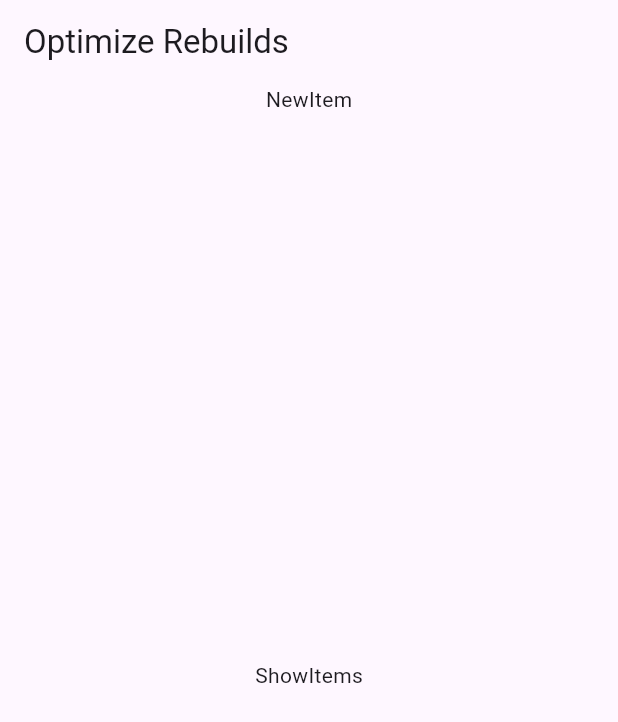
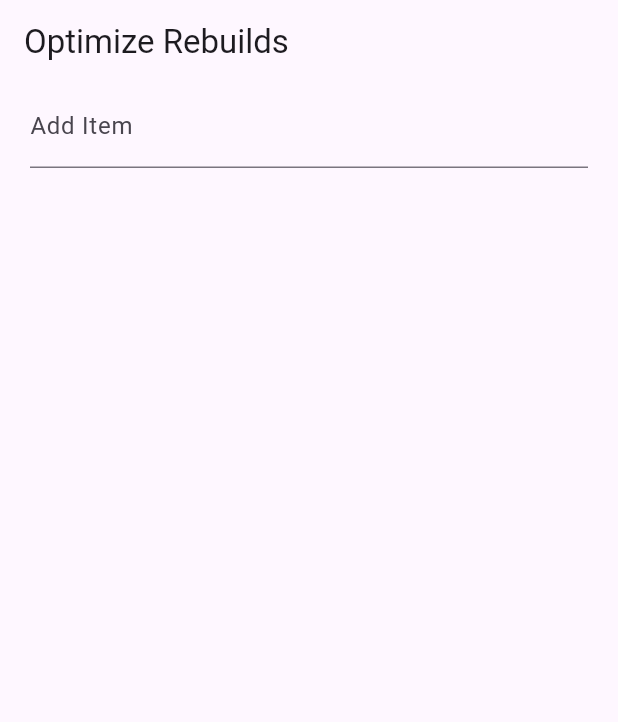
Before and after one commit to heavyfran/optimize_rebuilds, a Flutter app: the screen it shows after launch, on a phone screen of 412 x 824 dp. Shown: the top 722 px of the screen. Run offline on Flutter 3.47's test engine with Material 2 defaults, Android fonts, the phone set to English and light mode, and no system bars; our stand-ins replace flutter_riverpod, freezed_annotation, riverpod_annotation; generated files the repository leaves out were written again.

Commit message:
currentItemProvider, Applying ProviderScope to EachItem widget

```diff
--- a/lib/items/item_list_provider.dart
+++ b/lib/items/item_list_provider.dart
@@ -20,3 +20,8 @@ class ItemList extends _$ItemList {
     ];
   }
 }
+
+@Riverpod(dependencies: [])
+String currentItem(CurrentItemRef ref) {
+  throw UnimplementedError();
+}
--- a/lib/pages/new_item.dart
+++ b/lib/pages/new_item.dart
@@ -1,5 +1,7 @@
 import 'package:flutter/material.dart';
 import 'package:flutter_riverpod/flutter_riverpod.dart';
+
+import '../items/item_list_provider.dart';
 
 class NewItem extends ConsumerStatefulWidget {
   const NewItem({super.key});
@@ -9,8 +11,25 @@ class NewItem extends ConsumerStatefulWidget {
 }
 
 class _NewItemState extends ConsumerState<NewItem> {
+  final _controller = TextEditingController();
+
+  @override
+  void dispose() {
+    _controller.dispose();
+    super.dispose();
+  }
+
   @override
   Widget build(BuildContext context) {
-    return const Text('NewItem');
+    return TextField(
+      controller: _controller,
+      decoration: const InputDecoration(labelText: 'Add Item'),
+      onSubmitted: (String? newItem) {
+        if (newItem != null && newItem.trim().isNotEmpty) {
+          ref.read(itemListProvider.notifier).addItem(newItem);
+          _controller.clear();
+        }
+      },
+    );
   }
 }
--- a/lib/pages/show_items.dart
+++ b/lib/pages/show_items.dart
@@ -1,13 +1,74 @@
 import 'package:flutter/material.dart';
 import 'package:flutter_riverpod/flutter_riverpod.dart';
+
+import '../items/item_list_provider.dart';
 
 class ShowItems extends ConsumerWidget {
   const ShowItems({super.key});
 
   @override
   Widget build(BuildContext context, WidgetRef ref) {
-    return const Center(
-      child: Text('ShowItems'),
+    final items = ref.watch(itemListProvider);
+
+    return ListView(
+      children: [
+        for (final item in items)
+          ProviderScope(
+            overrides: [currentItemProvider.overrideWithValue(item)],
+            child: const EachItem(),
+          )
+      ],
+    );
+    // return ListView(
+    //   children: [for (final item in items) EachItem(item: item)],
+    // );
+  }
+}
+
+class EachItem extends ConsumerWidget {
+  const EachItem({super.key});
+
+  @override
+  Widget build(BuildContext context, WidgetRef ref) {
+    final item = ref.watch(currentItemProvider);
+    print('building $item');
+
+    return ListTile(
+      title: Text(
+        item,
+        style: const TextStyle(fontSize: 18.0),
+      ),
+      trailing: IconButton(
+        onPressed: () {
+          ref.read(itemListProvider.notifier).deleteItem(item);
+        },
+        icon: const Icon(Icons.delete),
+      ),
     );
   }
 }
+// class EachItem extends ConsumerWidget {
+//   const EachItem({
+//     super.key,
+//     required this.item,
+//   });
+//   final String item;
+
+//   @override
+//   Widget build(BuildContext context, WidgetRef ref) {
+//     print('building $item');
+
+//     return ListTile(
+//       title: Text(
+//         item,
+//         style: const TextStyle(fontSize: 18.0),
+//       ),
+//       trailing: IconButton(
+//         onPressed: () {
+//           ref.read(itemListProvider.notifier).deleteItem(item);
+//         },
+//         icon: const Icon(Icons.delete),
+//       ),
+//     );
+//   }
+// }
```
Also changed, not shown: lib/items/item_list_provider.g.dart.
